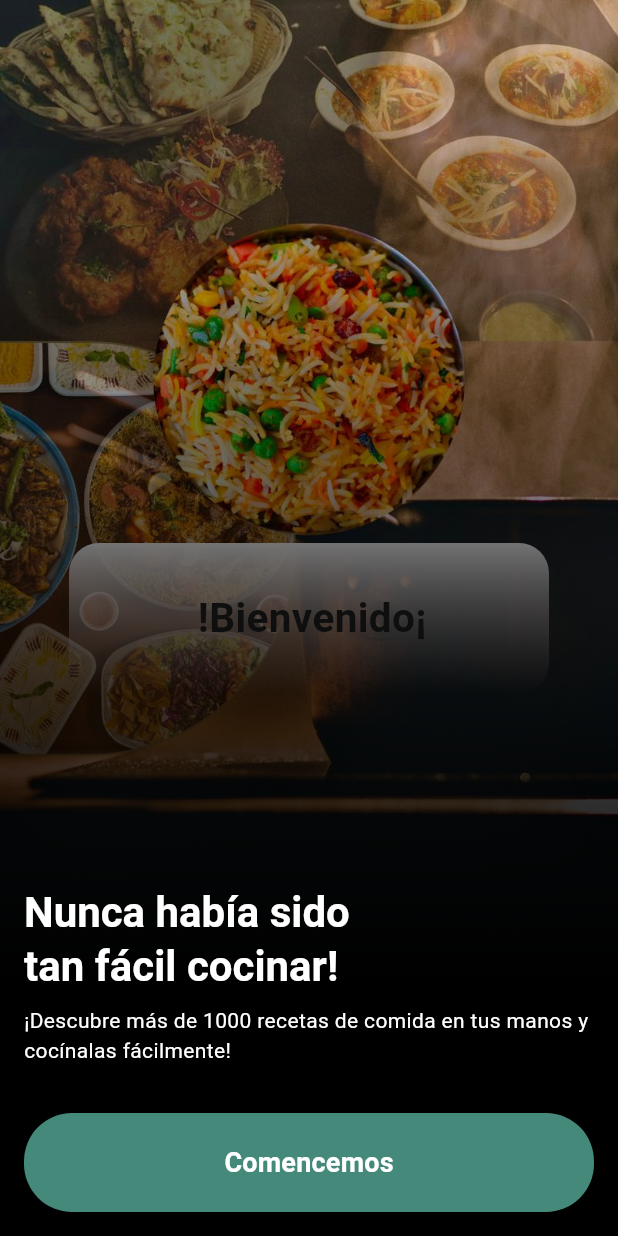
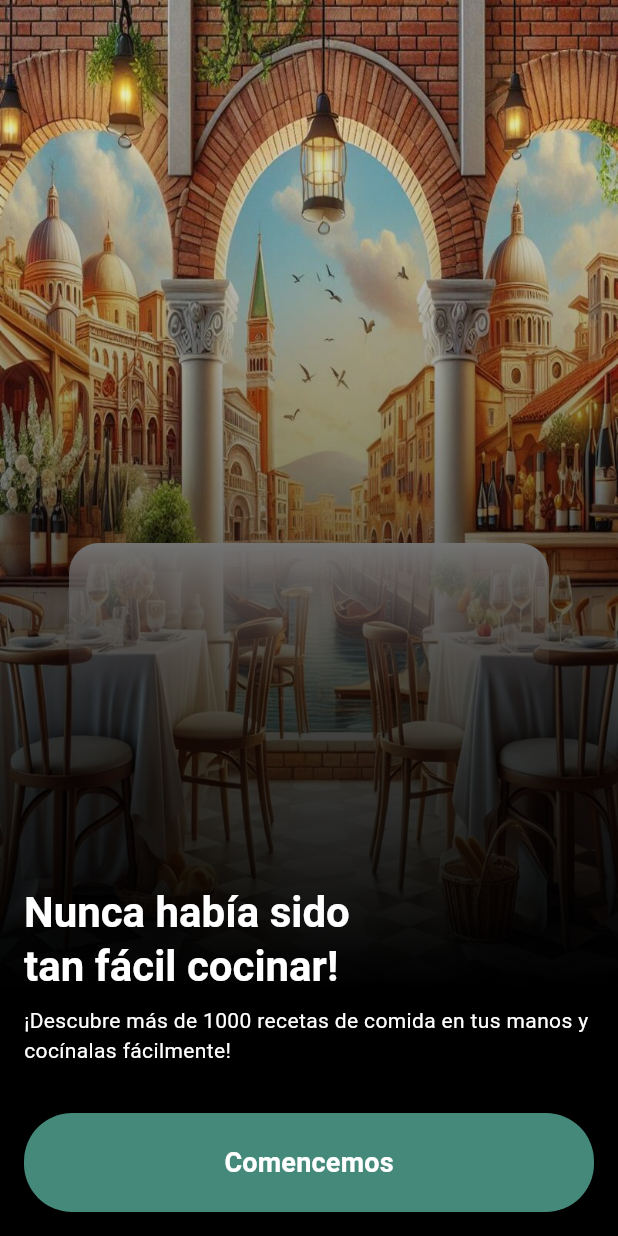
Before and after one commit to nicolasgonzalezq14/app_menurecetas, a Flutter app: the screen it shows after launch, on a phone screen of 412 x 824 dp. Run offline on Flutter 3.47's test engine with Material 3 defaults, Android fonts, the phone set to English and light mode, and no system bars; our stand-ins replace animate_do, shimmer.

Commit message:
CambioInterfaz
Cambio de interfaz y icono final y logo pantalla

```diff
--- a/lib/Res/Components/Routs/routes.dart
+++ b/lib/Res/Components/Routs/routes.dart
@@ -9,6 +9,7 @@ class Routes {
   // Función estática que genera y devuelve la ruta correspondiente según la configuración proporcionada.
   static Route<dynamic> generateRoute(RouteSettings settings) {
     // Argumentos de la ruta (no utilizados en este ejemplo).
+    // ignore: unused_local_variable
     final argume = settings.arguments;
 
     // Switch para determinar la ruta actual y devolver la pantalla correspondiente.
--- a/lib/View/Pages/Recipelist.dart
+++ b/lib/View/Pages/Recipelist.dart
@@ -42,6 +42,7 @@ class _RecipesListHomeState extends State<RecipesListHome> {
           IconButton(
             icon: Icon(Icons.search),
             onPressed: () async {
+              // ignore: unused_local_variable
               final result = await showSearch(
                 context: context,
                 delegate: RecipeSearchDelegate(_recipes),
--- a/lib/View/Pages/get_started_screen.dart
+++ b/lib/View/Pages/get_started_screen.dart
@@ -15,7 +15,7 @@ class GetStartedScreen extends StatelessWidget {
       body: Stack(
         children: [
           const Image(
-            image: AssetImage("assets/cook.jpeg"), // Imagen de fondo
+            image: AssetImage("assets/fondopantalla.jpg"), // Imagen de fondo
           ),
           Center(
               child: FadeInUp(
@@ -117,15 +117,6 @@ class Square extends StatelessWidget {
           stops: <double>[0, 1],
         ),
       ),
-      child: Row(
-        children: [
-          Expanded(
-            child: Text(
-                "          !Bienvenido¡", // Texto de bienvenida en el cuadrado
-                style: TextStyle(fontSize: 27, fontWeight: FontWeight.bold)),
-          ),
-        ],
-      ),
     );
   }
 }
```
Also changed, not shown: assets/beef_bibimbap_recipe.jpeg (deleted), assets/cook.jpeg (deleted), assets/crispy_honey_ginger_salmon_bowl.png (deleted), assets/fondopantalla.jpg (added), assets/grilled_chicken_salad.jpeg (deleted), assets/grilled_thai_red_curry_shrimp.jpeg (deleted), assets/img_getstarted.png (deleted), assets/muschel_spaghetti_in_tomatensugo.jpeg (deleted), assets/shrimp_sushi_bowls.jpeg (deleted), 32 other files.
